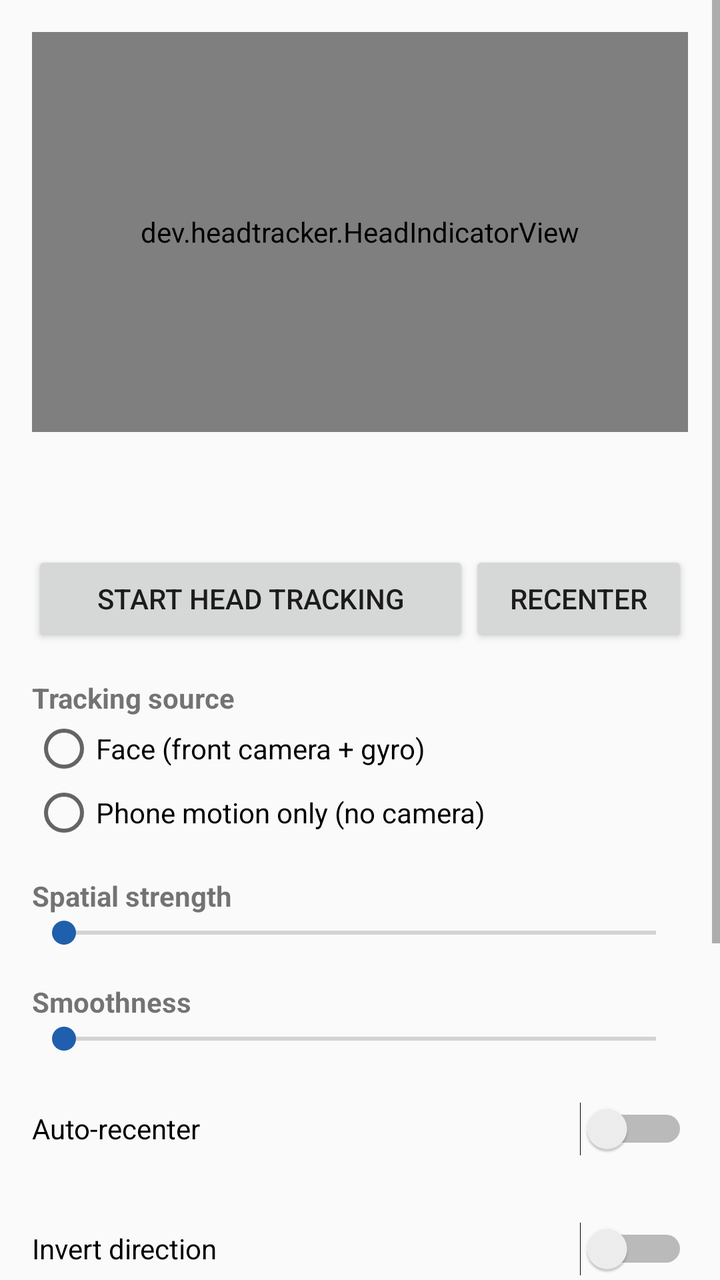
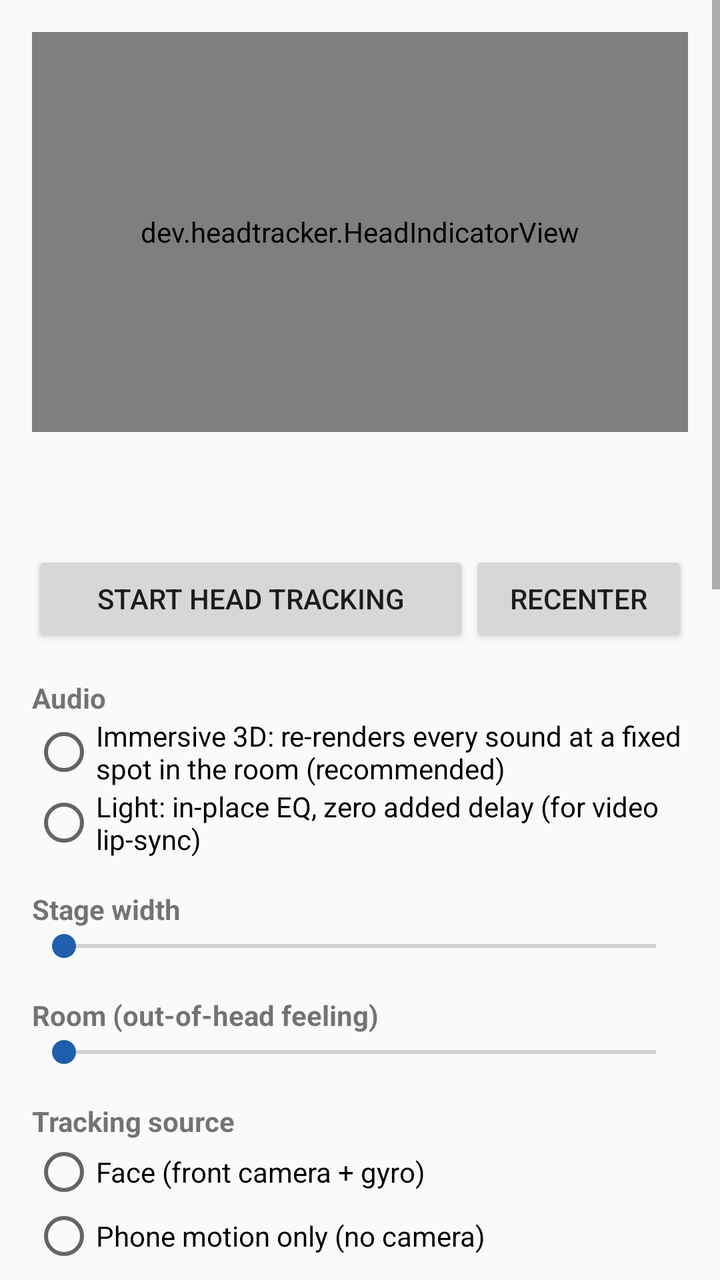

An Android layout rendered at two revisions. The XML below is the earlier revision; the diff shows what the commit changed to produce the second picture.
<!-- AndroidManifest.xml: application theme AppTheme -->
<!-- res/layout/activity_main.xml -->
<?xml version="1.0" encoding="utf-8"?>
<ScrollView xmlns:android="http://schemas.android.com/apk/res/android"
    android:layout_width="match_parent"
    android:layout_height="match_parent"
    android:fitsSystemWindows="true">

    <LinearLayout
        android:layout_width="match_parent"
        android:layout_height="wrap_content"
        android:orientation="vertical"
        android:padding="16dp">

        <dev.headtracker.HeadIndicatorView
            android:id="@+id/indicator"
            android:layout_width="match_parent"
            android:layout_height="200dp" />

        <TextView
            android:id="@+id/status"
            android:layout_width="match_parent"
            android:layout_height="wrap_content"
            android:gravity="center"
            android:textAppearance="?android:attr/textAppearanceMedium" />

        <TextView
            android:id="@+id/detail"
            android:layout_width="match_parent"
            android:layout_height="wrap_content"
            android:layout_marginTop="4dp"
            android:gravity="center"
            android:textAppearance="?android:attr/textAppearanceSmall" />

        <LinearLayout
            android:layout_width="match_parent"
            android:layout_height="wrap_content"
            android:layout_marginTop="12dp">
            <Button
                android:id="@+id/toggle"
                android:layout_width="0dp"
                android:layout_height="wrap_content"
                android:layout_weight="2"
                android:text="@string/start" />
            <Button
                android:id="@+id/recenter"
                android:layout_width="0dp"
                android:layout_height="wrap_content"
                android:layout_weight="1"
                android:text="@string/recenter" />
        </LinearLayout>

        <TextView style="@style/Header" android:text="@string/mode_title" />
        <RadioGroup
            android:layout_width="match_parent"
            android:layout_height="wrap_content">
            <RadioButton android:id="@+id/mode_face" android:layout_width="match_parent" android:layout_height="wrap_content" android:text="@string/mode_face" />
            <RadioButton android:id="@+id/mode_motion" android:layout_width="match_parent" android:layout_height="wrap_content" android:text="@string/mode_motion" />
        </RadioGroup>

        <TextView style="@style/Header" android:text="@string/strength" />
        <SeekBar android:id="@+id/strength" android:layout_width="match_parent" android:layout_height="wrap_content" android:max="100" />

        <TextView style="@style/Header" android:text="@string/smoothness" />
        <SeekBar android:id="@+id/smoothness" android:layout_width="match_parent" android:layout_height="wrap_content" android:max="100" />

        <Switch android:id="@+id/auto_recenter" style="@style/Toggle" android:text="@string/auto_recenter" />
        <Switch android:id="@+id/invert" style="@style/Toggle" android:text="@string/invert" />
        <Switch android:id="@+id/pause_screen" style="@style/Toggle" android:text="@string/pause_screen_off" />
        <Switch android:id="@+id/global" style="@style/Toggle" android:text="@string/global" />

        <TextView
            android:layout_width="match_parent"
            android:layout_height="wrap_content"
            android:layout_marginTop="16dp"
            android:text="@string/help"
            android:textAppearance="?android:attr/textAppearanceSmall" />
    </LinearLayout>
</ScrollView>
<!-- resources referenced by this layout -->
<resources>
  <string name="auto_recenter">Auto-recenter</string>
  <string name="global">Global mode (players that don\'t announce audio sessions)</string>
  <string name="help">Tip: start tracking before you press play, or pause/resume the player once, so it can hook the player\'s audio session. If nothing changes in your player, turn on Global mode.</string>
  <string name="invert">Invert direction</string>
  <string name="mode_face">Face (front camera + gyro)</string>
  <string name="mode_motion">Phone motion only (no camera)</string>
  <string name="mode_title">Tracking source</string>
  <string name="pause_screen_off">Pause camera when screen is off</string>
  <string name="recenter">Recenter</string>
  <string name="smoothness">Smoothness</string>
  <string name="start">Start head tracking</string>
  <string name="strength">Spatial strength</string>
  <style name="Header">
          <item name="android:layout_width">match_parent</item>
          <item name="android:layout_height">wrap_content</item>
          <item name="android:layout_marginTop">16dp</item>
          <item name="android:textStyle">bold</item>
          <item name="android:textAppearance">?android:attr/textAppearanceSmall</item>
      </style>
  <style name="Toggle">
          <item name="android:layout_width">match_parent</item>
          <item name="android:layout_height">wrap_content</item>
          <item name="android:layout_marginTop">12dp</item>
          <item name="android:minHeight">48dp</item>
      </style>
  <style name="AppTheme" parent="android:Theme.Material.Light.DarkActionBar">
          <item name="android:colorPrimary">#1F5FAD</item>
          <item name="android:colorPrimaryDark">#17487F</item>
          <item name="android:colorAccent">#1F5FAD</item>
      </style>
</resources>

<!-- the commit's change to res/layout/activity_main.xml (unified diff, before → after) -->
@@ -48,6 +48,28 @@
                 android:text="@string/recenter" />
         </LinearLayout>
 
+        <Button
+            android:id="@+id/enable_immersive"
+            android:layout_width="match_parent"
+            android:layout_height="wrap_content"
+            android:layout_marginTop="8dp"
+            android:text="@string/enable_immersive"
+            android:visibility="gone" />
+
+        <TextView style="@style/Header" android:text="@string/audio_title" />
+        <RadioGroup
+            android:layout_width="match_parent"
+            android:layout_height="wrap_content">
+            <RadioButton android:id="@+id/audio_immersive" android:layout_width="match_parent" android:layout_height="wrap_content" android:text="@string/audio_immersive" />
+            <RadioButton android:id="@+id/audio_light" android:layout_width="match_parent" android:layout_height="wrap_content" android:text="@string/audio_light" />
+        </RadioGroup>
+
+        <TextView style="@style/Header" android:text="@string/width" />
+        <SeekBar android:id="@+id/width" android:layout_width="match_parent" android:layout_height="wrap_content" android:max="100" />
+
+        <TextView style="@style/Header" android:text="@string/room" />
+        <SeekBar android:id="@+id/room" android:layout_width="match_parent" android:layout_height="wrap_content" android:max="100" />
+
         <TextView style="@style/Header" android:text="@string/mode_title" />
         <RadioGroup
             android:layout_width="match_parent"
@@ -62,6 +84,7 @@
         <TextView style="@style/Header" android:text="@string/smoothness" />
         <SeekBar android:id="@+id/smoothness" android:layout_width="match_parent" android:layout_height="wrap_content" android:max="100" />
 
+        <Switch android:id="@+id/world" style="@style/Toggle" android:text="@string/world" />
         <Switch android:id="@+id/auto_recenter" style="@style/Toggle" android:text="@string/auto_recenter" />
         <Switch android:id="@+id/invert" style="@style/Toggle" android:text="@string/invert" />
         <Switch android:id="@+id/pause_screen" style="@style/Toggle" android:text="@string/pause_screen_off" />
@@ -73,5 +96,22 @@
             android:layout_marginTop="16dp"
             android:text="@string/help"
             android:textAppearance="?android:attr/textAppearanceSmall" />
+
+        <TextView
+            android:id="@+id/dump_help"
+            android:layout_width="match_parent"
+            android:layout_height="wrap_content"
+            android:layout_marginTop="12dp"
+            android:text="@string/dump_help"
+            android:textAppearance="?android:attr/textAppearanceSmall" />
+
+        <TextView
+            android:id="@+id/dump_cmd"
+            android:layout_width="match_parent"
+            android:layout_height="wrap_content"
+            android:layout_marginTop="4dp"
+            android:fontFamily="monospace"
+            android:textIsSelectable="true"
+            android:textAppearance="?android:attr/textAppearanceSmall" />
     </LinearLayout>
 </ScrollView>
<!-- resource entries referenced after the edit -->
@@ -1,17 +1,25 @@
 <!-- resources referenced by this layout -->
 <resources>
-  <string name="auto_recenter">Auto-recenter</string>
-  <string name="global">Global mode (players that don\'t announce audio sessions)</string>
-  <string name="help">Tip: start tracking before you press play, or pause/resume the player once, so it can hook the player\'s audio session. If nothing changes in your player, turn on Global mode.</string>
+  <string name="audio_immersive">Immersive 3D: re-renders every sound at a fixed spot in the room (recommended)</string>
+  <string name="audio_light">Light: in-place EQ, zero added delay (for video lip-sync)</string>
+  <string name="audio_title">Audio</string>
+  <string name="auto_recenter">Auto-recenter (scene slowly follows you)</string>
+  <string name="dump_help">Optional: to also catch players that don\'t announce their audio (e.g. some video apps), run once from a computer:</string>
+  <string name="enable_immersive">Allow audio capture for Immersive 3D</string>
+  <string name="global">Light mode: apply to all apps (global)</string>
+  <string name="help">Immersive 3D captures the player\'s audio, mutes the original and plays a head-tracked binaural version, so every instrument and effect keeps its own place in the room. When Android asks, choose \"Entire screen\": only audio is used, nothing is recorded or stored.\n\nFor best results turn OFF Dolby Atmos / spatial audio / 3D effects in your phone\'s sound settings while Immersive 3D is on, so the sound isn\'t virtualised twice.\n\nStart tracking before pressing play (or pause/resume once) so the player\'s audio session is detected.</string>
   <string name="invert">Invert direction</string>
   <string name="mode_face">Face (front camera + gyro)</string>
   <string name="mode_motion">Phone motion only (no camera)</string>
   <string name="mode_title">Tracking source</string>
   <string name="pause_screen_off">Pause camera when screen is off</string>
   <string name="recenter">Recenter</string>
+  <string name="room">Room (out-of-head feeling)</string>
   <string name="smoothness">Smoothness</string>
   <string name="start">Start head tracking</string>
-  <string name="strength">Spatial strength</string>
+  <string name="strength">Light mode strength</string>
+  <string name="width">Stage width</string>
+  <string name="world">Lock sound to the room (not to the phone)</string>
   <style name="Header">
           <item name="android:layout_width">match_parent</item>
           <item name="android:layout_height">wrap_content</item>
